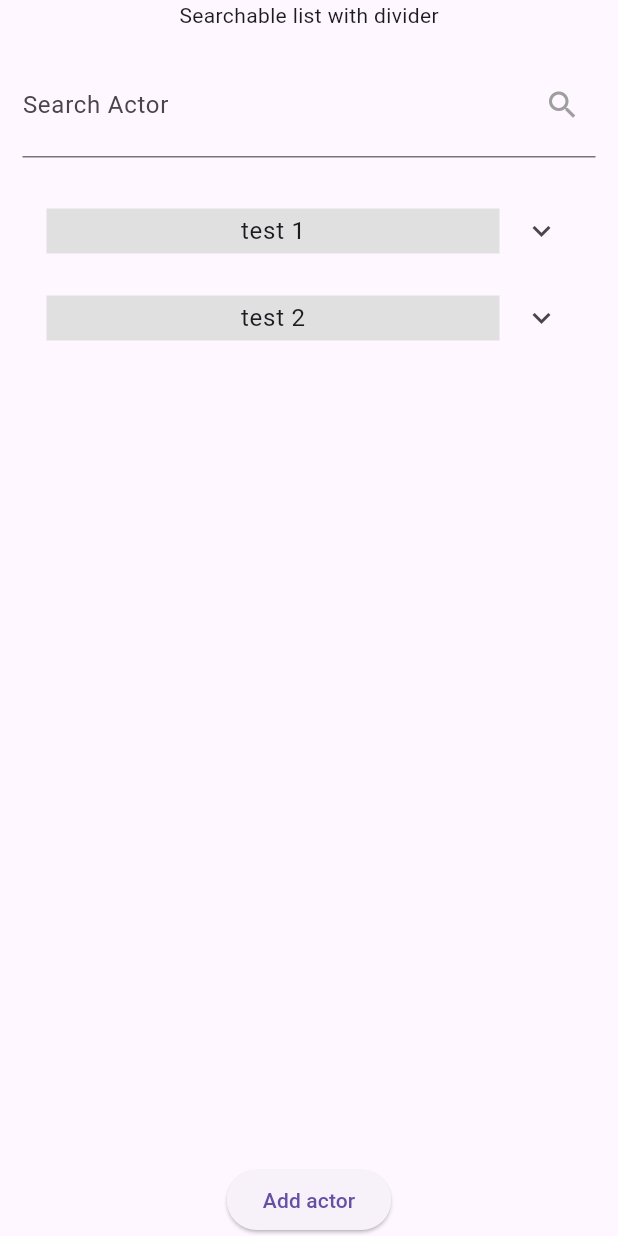
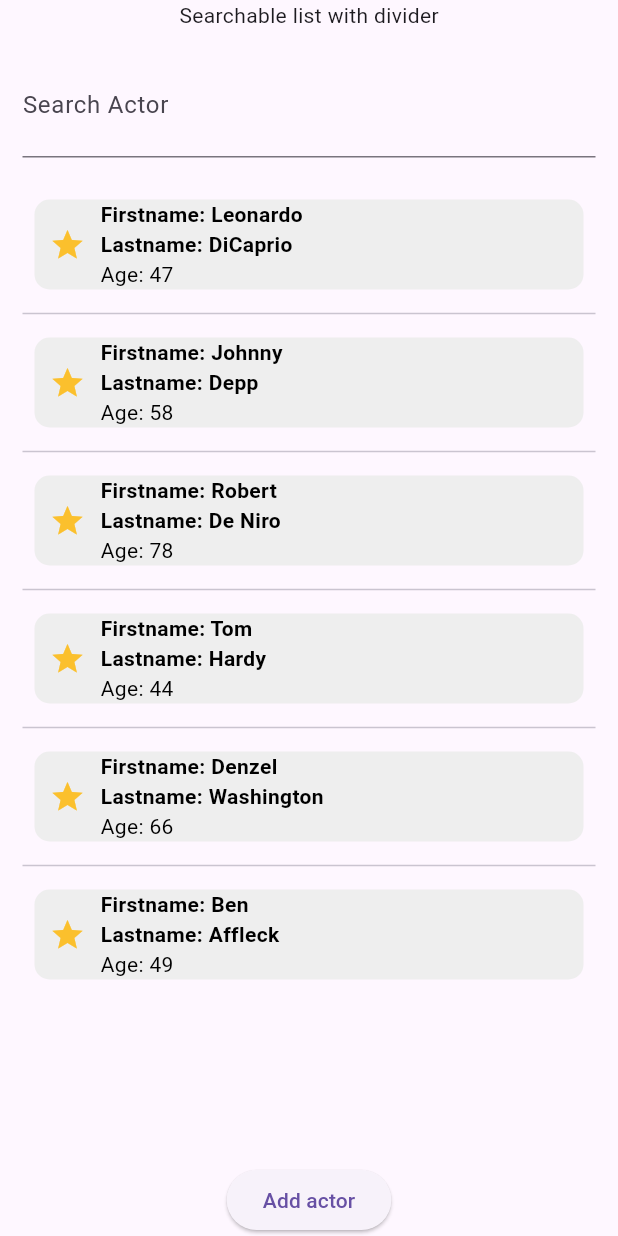
Before and after one commit to koukibadr/Searchable-Listview, a Flutter app: the screen it shows after launch, on a phone screen of 412 x 824 dp. Run offline on Flutter 3.47's test engine with Material 3 defaults, Android fonts, the phone set to English and light mode, and no system bars.

Commit message:
Fix #90: update clear icon rendering callback

```diff
--- a/example/lib/main.dart
+++ b/example/lib/main.dart
@@ -65,7 +65,7 @@ class _ExampleAppState extends State<ExampleApp> {
           Expanded(
             child: Padding(
               padding: const EdgeInsets.all(15),
-              child: expansionSearchableList(),
+              child: renderSimpleSearchableList(),
             ),
           ),
           Align(
@@ -113,6 +113,7 @@ class _ExampleAppState extends State<ExampleApp> {
 
   Widget renderSimpleSearchableList() {
     return SearchableList<Actor>(
+      displayClearIcon: false,
       seperatorBuilder: (context, index) {
         return const Divider();
       },
--- a/lib/widgets/search_text_field.dart
+++ b/lib/widgets/search_text_field.dart
@@ -104,7 +104,8 @@ class SearchTextField extends StatelessWidget {
                     focusNode: focusNode,
                     enabled: searchFieldEnabled,
                     decoration: inputDecoration?.copyWith(
-                      suffixIcon: Padding(
+                      suffixIcon: inputDecoration?.suffixIcon ??
+                          Padding(
                             padding: const EdgeInsets.symmetric(
                               horizontal: 5,
                             ),
@@ -112,8 +113,7 @@ class SearchTextField extends StatelessWidget {
                               mainAxisAlignment: MainAxisAlignment.end,
                               mainAxisSize: MainAxisSize.min,
                               children: [
-                            (inputDecoration?.suffixIcon ??
-                                _renderSuffixIcon())!,
+                                if (displayClearIcon) renderClearIcon(),
                                 const SizedBox(
                                   width: 5,
                                 ),
@@ -156,11 +156,9 @@ class SearchTextField extends StatelessWidget {
     );
   }
 
-  Widget? _renderSuffixIcon() {
-    return !displayClearIcon
-        ? null
-        : searchTextController!.text.isNotEmpty
-            ? InkWell(
+  Widget renderClearIcon() {
+    if (searchTextController!.text.isNotEmpty) {
+      return InkWell(
         onTap: () {
           searchTextController?.clear();
           filterList(searchTextController?.text ?? '');
@@ -169,10 +167,12 @@ class SearchTextField extends StatelessWidget {
           Icons.clear,
           color: defaultSuffixIconColor,
         ),
-              )
-            : Icon(
+      );
+    } else {
+      return Icon(
         Icons.search,
         color: defaultSuffixIconColor,
       );
     }
   }
+}
```
Lines whose indentation alone changed are shown as unchanged.
